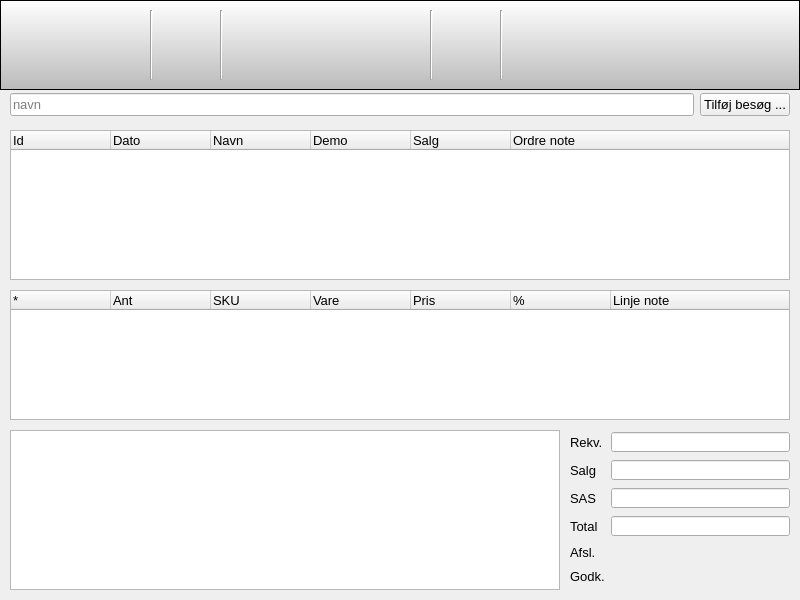
Old version of the form buildtools/ui/main_window.ui in the repository fhdk/eordre-app.pyqt.
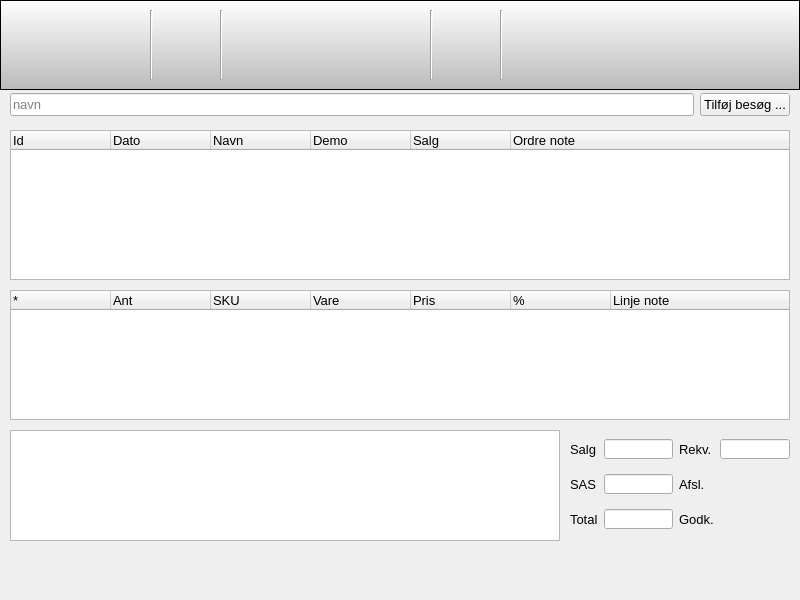
New version of the form. The open tabs and pages were chosen to show the change. Icons and pictures are not drawn.

```diff
--- a/buildtools/ui/main_window.ui
+++ b/buildtools/ui/main_window.ui
@@ -741,48 +741,10 @@
         <x>570</x>
         <y>340</y>
         <width>220</width>
-        <height>160</height>
+        <height>111</height>
        </rect>
       </property>
       <layout class="QGridLayout" name="widgetArchivedOrder">
-       <item row="4" column="2">
-        <widget class="QLabel" name="labelArchivedSend">
-         <property name="maximumSize">
-          <size>
-           <width>16777215</width>
-           <height>16</height>
-          </size>
-         </property>
-         <property name="text">
-          <string>Afsl.</string>
-         </property>
-        </widget>
-       </item>
-       <item row="4" column="3">
-        <widget class="QLabel" name="labelArchivedSendText">
-         <property name="sizePolicy">
-          <sizepolicy hsizetype="Preferred" vsizetype="Maximum">
-           <horstretch>0</horstretch>
-           <verstretch>0</verstretch>
-          </sizepolicy>
-         </property>
-         <property name="maximumSize">
-          <size>
-           <width>16777215</width>
-           <height>16</height>
-          </size>
-         </property>
-         <property name="font">
-          <font>
-           <weight>75</weight>
-           <bold>true</bold>
-          </font>
-         </property>
-         <property name="text">
-          <string/>
-         </property>
-        </widget>
-       </item>
        <item row="1" column="2">
         <widget class="QLabel" name="labelArchivedOrderSale">
          <property name="text">
@@ -822,19 +784,6 @@
          </property>
         </widget>
        </item>
-       <item row="3" column="2">
-        <widget class="QLabel" name="labelArchivedOrderTotal">
-         <property name="maximumSize">
-          <size>
-           <width>16777215</width>
-           <height>16</height>
-          </size>
-         </property>
-         <property name="text">
-          <string>Total</string>
-         </property>
-        </widget>
-       </item>
        <item row="2" column="3">
         <widget class="QLineEdit" name="textArchivedOrderSas">
          <property name="sizePolicy">
@@ -873,26 +822,20 @@
          </property>
         </widget>
        </item>
-       <item row="0" column="3">
-        <widget class="QLineEdit" name="textArchivedOrderPoNumber">
-         <property name="sizePolicy">
-          <sizepolicy hsizetype="Expanding" vsizetype="Maximum">
-           <horstretch>0</horstretch>
-           <verstretch>0</verstretch>
-          </sizepolicy>
-         </property>
+       <item row="3" column="2">
+        <widget class="QLabel" name="labelArchivedOrderTotal">
          <property name="maximumSize">
           <size>
            <width>16777215</width>
-           <height>20</height>
+           <height>16</height>
           </size>
          </property>
-         <property name="readOnly">
-          <bool>true</bool>
+         <property name="text">
+          <string>Total</string>
          </property>
         </widget>
        </item>
-       <item row="0" column="2">
+       <item row="1" column="4">
         <widget class="QLabel" name="labelArchivedPurchaseOrder">
          <property name="maximumSize">
           <size>
@@ -905,14 +848,71 @@
          </property>
         </widget>
        </item>
-       <item row="5" column="2">
+       <item row="1" column="5">
+        <widget class="QLineEdit" name="textArchivedOrderPoNumber">
+         <property name="sizePolicy">
+          <sizepolicy hsizetype="Expanding" vsizetype="Maximum">
+           <horstretch>0</horstretch>
+           <verstretch>0</verstretch>
+          </sizepolicy>
+         </property>
+         <property name="maximumSize">
+          <size>
+           <width>16777215</width>
+           <height>20</height>
+          </size>
+         </property>
+         <property name="readOnly">
+          <bool>true</bool>
+         </property>
+        </widget>
+       </item>
+       <item row="2" column="4">
+        <widget class="QLabel" name="labelArchivedSend">
+         <property name="maximumSize">
+          <size>
+           <width>16777215</width>
+           <height>16</height>
+          </size>
+         </property>
+         <property name="text">
+          <string>Afsl.</string>
+         </property>
+        </widget>
+       </item>
+       <item row="2" column="5">
+        <widget class="QLabel" name="labelArchivedSendText">
+         <property name="sizePolicy">
+          <sizepolicy hsizetype="Preferred" vsizetype="Maximum">
+           <horstretch>0</horstretch>
+           <verstretch>0</verstretch>
+          </sizepolicy>
+         </property>
+         <property name="maximumSize">
+          <size>
+           <width>16777215</width>
+           <height>16</height>
+          </size>
+         </property>
+         <property name="font">
+          <font>
+           <weight>75</weight>
+           <bold>true</bold>
+          </font>
+         </property>
+         <property name="text">
+          <string/>
+         </property>
+        </widget>
+       </item>
+       <item row="3" column="4">
         <widget class="QLabel" name="labelArchivedApproved">
          <property name="text">
           <string>Godk.</string>
          </property>
         </widget>
        </item>
-       <item row="5" column="3">
+       <item row="3" column="5">
         <widget class="QLabel" name="labelArchivedApprovedText">
          <property name="sizePolicy">
           <sizepolicy hsizetype="Preferred" vsizetype="Maximum">
@@ -945,7 +945,7 @@
         <x>10</x>
         <y>340</y>
         <width>550</width>
-        <height>160</height>
+        <height>111</height>
        </rect>
       </property>
       <property name="readOnly">
@@ -2299,7 +2299,7 @@
         </widget>
        </item>
        <item row="0" column="3">
-        <widget class="QComboBox" name="comboOrderSku">
+        <widget class="QComboBox" name="comboLineSku">
          <property name="enabled">
           <bool>true</bool>
          </property>
@@ -2326,7 +2326,7 @@
         </widget>
        </item>
        <item row="0" column="2">
-        <widget class="QComboBox" name="comboOrderItem">
+        <widget class="QComboBox" name="comboLineItem">
          <property name="enabled">
           <bool>true</bool>
          </property>
@@ -2353,7 +2353,7 @@
         </widget>
        </item>
        <item row="0" column="1">
-        <widget class="QLineEdit" name="textVisitPcs">
+        <widget class="QLineEdit" name="textLinePcs">
          <property name="enabled">
           <bool>true</bool>
          </property>
```
Left out of the diff: 7 changed lines with no effect on the pictures.
